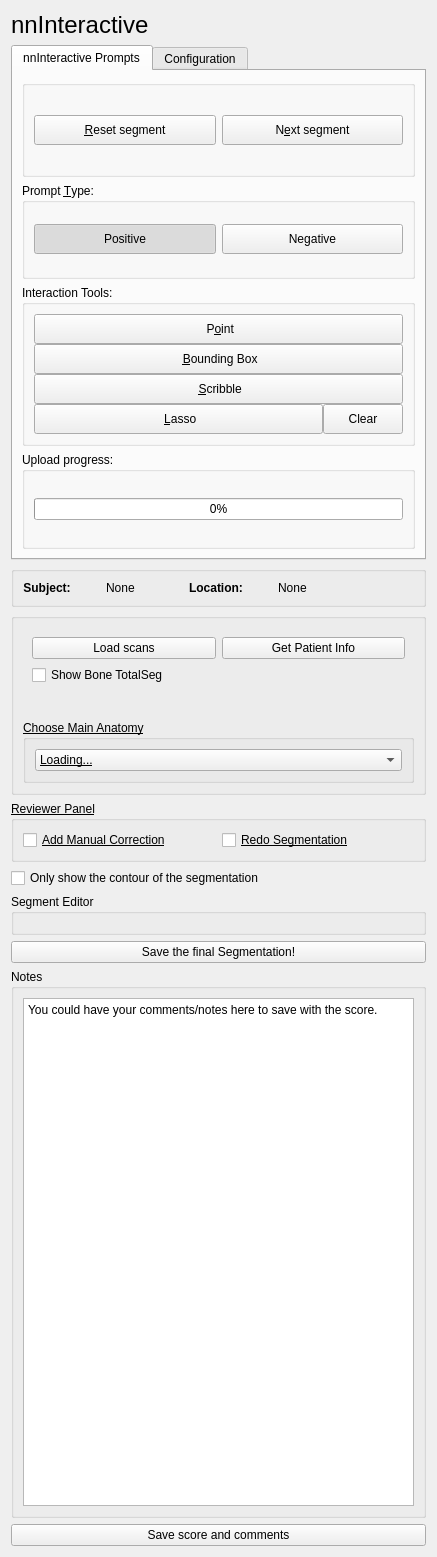
Qt form slicer_plugin/SlicerNNInteractive/Resources/UI/SlicerNNInteractive.ui (xinyiwan/SlicerNNInteractive_BT) before a commit.
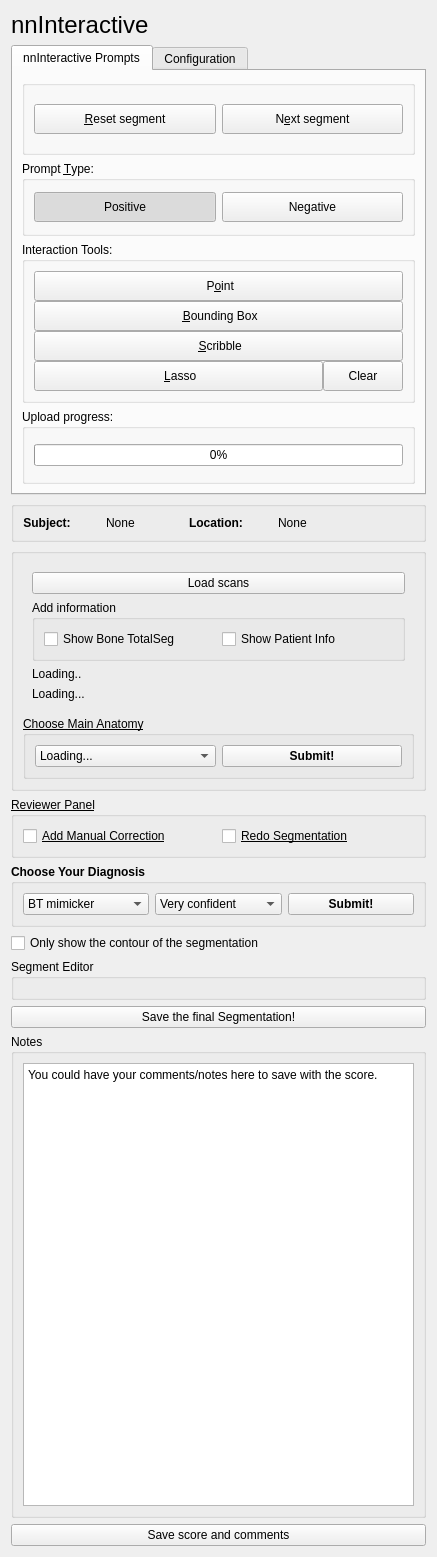
The same form after that commit. Custom widgets are drawn as their Qt base class.

Diff of the .ui file:
```diff
--- a/slicer_plugin/SlicerNNInteractive/Resources/UI/SlicerNNInteractive.ui
+++ b/slicer_plugin/SlicerNNInteractive/Resources/UI/SlicerNNInteractive.ui
@@ -449,33 +449,45 @@
              </property>
             </widget>
            </item>
-           <item>
-            <widget class="QPushButton" name="GetInfoButton">
-             <property name="text">
-              <string>Get Patient Info</string>
-             </property>
-            </widget>
-           </item>
           </layout>
          </item>
          <item>
-          <layout class="QHBoxLayout" name="horizontalLayout_seg">
-           <item>
-            <widget class="QCheckBox" name="ShowSegCheckBox">
-             <property name="toolTip">
-              <string>Show/hide the AI bone segmentation for the current image</string>
-             </property>
-             <property name="text">
-              <string>Show Bone TotalSeg</string>
-             </property>
-            </widget>
-           </item>
-          </layout>
+          <widget class="QGroupBox" name="groupBox_4">
+           <property name="title">
+            <string>Add information</string>
+           </property>
+           <layout class="QHBoxLayout" name="horizontalLayout_8">
+            <item>
+             <widget class="QCheckBox" name="ShowSegCheckBox">
+              <property name="toolTip">
+               <string>Show/hide the AI bone segmentation for the current image</string>
+              </property>
+              <property name="text">
+               <string>Show Bone TotalSeg</string>
+              </property>
+             </widget>
+            </item>
+            <item>
+             <widget class="QCheckBox" name="checkBox">
+              <property name="text">
+               <string>Show Patient Info</string>
+              </property>
+             </widget>
+            </item>
+           </layout>
+          </widget>
+         </item>
+         <item>
+          <widget class="QLabel" name="ClinicalInfoLabel">
+           <property name="text">
+            <string>Loading..</string>
+           </property>
+          </widget>
          </item>
          <item>
           <widget class="QLabel" name="segSummaryLabel">
            <property name="text">
-            <string/>
+            <string>Loading...</string>
            </property>
           </widget>
          </item>
@@ -495,6 +507,11 @@
         <layout class="QHBoxLayout" name="horizontalLayout_2">
          <item>
           <widget class="QComboBox" name="AnatomyBox">
+           <property name="font">
+            <font>
+             <underline>false</underline>
+            </font>
+           </property>
            <item>
             <property name="text">
              <string>Loading...</string>
@@ -502,6 +519,20 @@
            </item>
           </widget>
          </item>
+         <item>
+          <widget class="QPushButton" name="SubmitAnoButton">
+           <property name="font">
+            <font>
+             <weight>75</weight>
+             <bold>true</bold>
+             <underline>false</underline>
+            </font>
+           </property>
+           <property name="text">
+            <string>Submit!</string>
+           </property>
+          </widget>
+         </item>
         </layout>
        </widget>
       </item>
@@ -539,6 +570,89 @@
      </layout>
     </widget>
    </item>
+   <item>
+    <widget class="QGroupBox" name="DiagnosisBox">
+     <property name="font">
+      <font>
+       <weight>75</weight>
+       <bold>true</bold>
+       <strikeout>false</strikeout>
+       <kerning>true</kerning>
+      </font>
+     </property>
+     <property name="title">
+      <string>Choose Your Diagnosis</string>
+     </property>
+     <layout class="QHBoxLayout" name="horizontalLayout_7">
+      <item>
+       <widget class="QComboBox" name="comboBox_2">
+        <property name="font">
+         <font>
+          <weight>50</weight>
+          <bold>false</bold>
+          <strikeout>false</strikeout>
+          <kerning>true</kerning>
+         </font>
+        </property>
+        <item>
+         <property name="text">
+          <string>BT mimicker</string>
+         </property>
+        </item>
+        <item>
+         <property name="text">
+          <string>Benign BT</string>
+         </property>
+        </item>
+        <item>
+         <property name="text">
+          <string>Intermediate BT</string>
+         </property>
+        </item>
+        <item>
+         <property name="text">
+          <string>Malignant BT</string>
+         </property>
+        </item>
+       </widget>
+      </item>
+      <item>
+       <widget class="QComboBox" name="comboBox">
+        <property name="font">
+         <font>
+          <weight>50</weight>
+          <bold>false</bold>
+          <strikeout>false</strikeout>
+          <kerning>true</kerning>
+         </font>
+        </property>
+        <item>
+         <property name="text">
+          <string>Very confident</string>
+         </property>
+        </item>
+        <item>
+         <property name="text">
+          <string>Median confident</string>
+         </property>
+        </item>
+        <item>
+         <property name="text">
+          <string>Not confidnet</string>
+         </property>
+        </item>
+       </widget>
+      </item>
+      <item>
+       <widget class="QPushButton" name="SubmitDiagButton">
+        <property name="text">
+         <string>Submit!</string>
+        </property>
+       </widget>
+      </item>
+     </layout>
+    </widget>
+   </item>
    <item>
     <widget class="QCheckBox" name="contourCheckBox">
      <property name="text">
```
